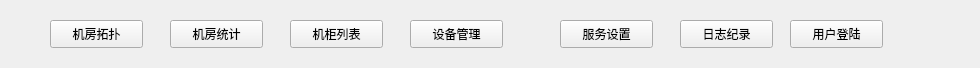
The window that CleverManagerV3/navbarwid.ui (ChinaClever/CleverManagerV3) describes before a commit, drawn with Qt 5.
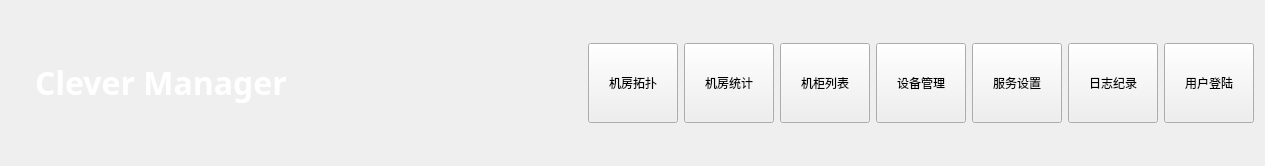
The same window after the commit.

```diff
--- a/CleverManagerV3/navbarwid.ui
+++ b/CleverManagerV3/navbarwid.ui
@@ -6,8 +6,8 @@
    <rect>
     <x>0</x>
     <y>0</y>
-    <width>980</width>
-    <height>68</height>
+    <width>1265</width>
+    <height>166</height>
    </rect>
   </property>
   <property name="windowTitle">
@@ -16,97 +16,192 @@
   <property name="styleSheet">
    <string notr="true"/>
   </property>
-  <widget class="QPushButton" name="setupBtn">
-   <property name="geometry">
-    <rect>
-     <x>560</x>
-     <y>20</y>
-     <width>93</width>
-     <height>28</height>
-    </rect>
-   </property>
-   <property name="text">
-    <string>服务设置</string>
-   </property>
-  </widget>
-  <widget class="QPushButton" name="logBtn">
-   <property name="geometry">
-    <rect>
-     <x>680</x>
-     <y>20</y>
-     <width>93</width>
-     <height>28</height>
-    </rect>
-   </property>
-   <property name="text">
-    <string>日志纪录</string>
-   </property>
-  </widget>
-  <widget class="QPushButton" name="userBtn">
-   <property name="geometry">
-    <rect>
-     <x>790</x>
-     <y>20</y>
-     <width>93</width>
-     <height>28</height>
-    </rect>
-   </property>
-   <property name="text">
-    <string>用户登陆</string>
-   </property>
-  </widget>
-  <widget class="QPushButton" name="pduBtn">
-   <property name="geometry">
-    <rect>
-     <x>410</x>
-     <y>20</y>
-     <width>93</width>
-     <height>28</height>
-    </rect>
-   </property>
-   <property name="text">
-    <string>设备管理</string>
-   </property>
-  </widget>
-  <widget class="QPushButton" name="roomBtn">
-   <property name="geometry">
-    <rect>
-     <x>170</x>
-     <y>20</y>
-     <width>93</width>
-     <height>28</height>
-    </rect>
-   </property>
-   <property name="text">
-    <string>机房统计</string>
-   </property>
-  </widget>
-  <widget class="QPushButton" name="tpBtn">
-   <property name="geometry">
-    <rect>
-     <x>50</x>
-     <y>20</y>
-     <width>93</width>
-     <height>28</height>
-    </rect>
-   </property>
-   <property name="text">
-    <string>机房拓扑</string>
-   </property>
-  </widget>
-  <widget class="QPushButton" name="cabBtn">
-   <property name="geometry">
-    <rect>
-     <x>290</x>
-     <y>20</y>
-     <width>93</width>
-     <height>28</height>
-    </rect>
-   </property>
-   <property name="text">
-    <string>机柜列表</string>
-   </property>
-  </widget>
+  <layout class="QHBoxLayout" name="horizontalLayout">
+   <item>
+    <widget class="QLabel" name="label">
+     <property name="minimumSize">
+      <size>
+       <width>300</width>
+       <height>40</height>
+      </size>
+     </property>
+     <property name="maximumSize">
+      <size>
+       <width>460</width>
+       <height>16777215</height>
+      </size>
+     </property>
+     <property name="font">
+      <font>
+       <family>微软雅黑</family>
+       <pointsize>24</pointsize>
+      </font>
+     </property>
+     <property name="styleSheet">
+      <string notr="true">font: 24pt &quot;微软雅黑&quot;;
+color: rgb(255, 255, 255);</string>
+     </property>
+     <property name="text">
+      <string>&lt;html&gt;&lt;head/&gt;&lt;body&gt;&lt;p&gt;&lt;span style=&quot; font-weight:600;&quot;&gt;Clever Manager&lt;/span&gt;&lt;/p&gt;&lt;/body&gt;&lt;/html&gt;</string>
+     </property>
+     <property name="alignment">
+      <set>Qt::AlignCenter</set>
+     </property>
+    </widget>
+   </item>
+   <item>
+    <spacer name="horizontalSpacer">
+     <property name="orientation">
+      <enum>Qt::Horizontal</enum>
+     </property>
+     <property name="sizeHint" stdset="0">
+      <size>
+       <width>266</width>
+       <height>20</height>
+      </size>
+     </property>
+    </spacer>
+   </item>
+   <item>
+    <widget class="QPushButton" name="tpBtn">
+     <property name="sizePolicy">
+      <sizepolicy hsizetype="Fixed" vsizetype="Fixed">
+       <horstretch>0</horstretch>
+       <verstretch>0</verstretch>
+      </sizepolicy>
+     </property>
+     <property name="minimumSize">
+      <size>
+       <width>90</width>
+       <height>80</height>
+      </size>
+     </property>
+     <property name="maximumSize">
+      <size>
+       <width>16777215</width>
+       <height>16777215</height>
+      </size>
+     </property>
+     <property name="text">
+      <string>机房拓扑</string>
+     </property>
+    </widget>
+   </item>
+   <item>
+    <widget class="QPushButton" name="roomBtn">
+     <property name="sizePolicy">
+      <sizepolicy hsizetype="Fixed" vsizetype="Fixed">
+       <horstretch>0</horstretch>
+       <verstretch>0</verstretch>
+      </sizepolicy>
+     </property>
+     <property name="minimumSize">
+      <size>
+       <width>90</width>
+       <height>80</height>
+      </size>
+     </property>
+     <property name="text">
+      <string>机房统计</string>
+     </property>
+    </widget>
+   </item>
+   <item>
+    <widget class="QPushButton" name="cabBtn">
+     <property name="sizePolicy">
+      <sizepolicy hsizetype="Fixed" vsizetype="Fixed">
+       <horstretch>0</horstretch>
+       <verstretch>0</verstretch>
+      </sizepolicy>
+     </property>
+     <property name="minimumSize">
+      <size>
+       <width>90</width>
+       <height>80</height>
+      </size>
+     </property>
+     <property name="text">
+      <string>机柜列表</string>
+     </property>
+    </widget>
+   </item>
+   <item>
+    <widget class="QPushButton" name="pduBtn">
+     <property name="sizePolicy">
+      <sizepolicy hsizetype="Fixed" vsizetype="Fixed">
+       <horstretch>0</horstretch>
+       <verstretch>0</verstretch>
+      </sizepolicy>
+     </property>
+     <property name="minimumSize">
+      <size>
+       <width>90</width>
+       <height>80</height>
+      </size>
+     </property>
+     <property name="text">
+      <string>设备管理</string>
+     </property>
+    </widget>
+   </item>
+   <item>
+    <widget class="QPushButton" name="setupBtn">
+     <property name="sizePolicy">
+      <sizepolicy hsizetype="Fixed" vsizetype="Fixed">
+       <horstretch>0</horstretch>
+       <verstretch>0</verstretch>
+      </sizepolicy>
+     </property>
+     <property name="minimumSize">
+      <size>
+       <width>90</width>
+       <height>80</height>
+      </size>
+     </property>
+     <property name="text">
+      <string>服务设置</string>
+     </property>
+    </widget>
+   </item>
+   <item>
+    <widget class="QPushButton" name="logBtn">
+     <property name="sizePolicy">
+      <sizepolicy hsizetype="Fixed" vsizetype="Fixed">
+       <horstretch>0</horstretch>
+       <verstretch>0</verstretch>
+      </sizepolicy>
+     </property>
+     <property name="minimumSize">
+      <size>
+       <width>90</width>
+       <height>80</height>
+      </size>
+     </property>
+     <property name="text">
+      <string>日志纪录</string>
+     </property>
+    </widget>
+   </item>
+   <item>
+    <widget class="QPushButton" name="userBtn">
+     <property name="sizePolicy">
+      <sizepolicy hsizetype="Fixed" vsizetype="Fixed">
+       <horstretch>0</horstretch>
+       <verstretch>0</verstretch>
+      </sizepolicy>
+     </property>
+     <property name="minimumSize">
+      <size>
+       <width>90</width>
+       <height>80</height>
+      </size>
+     </property>
+     <property name="text">
+      <string>用户登陆</string>
+     </property>
+    </widget>
+   </item>
+  </layout>
  </widget>
  <resources/>
  <connections/>
```
